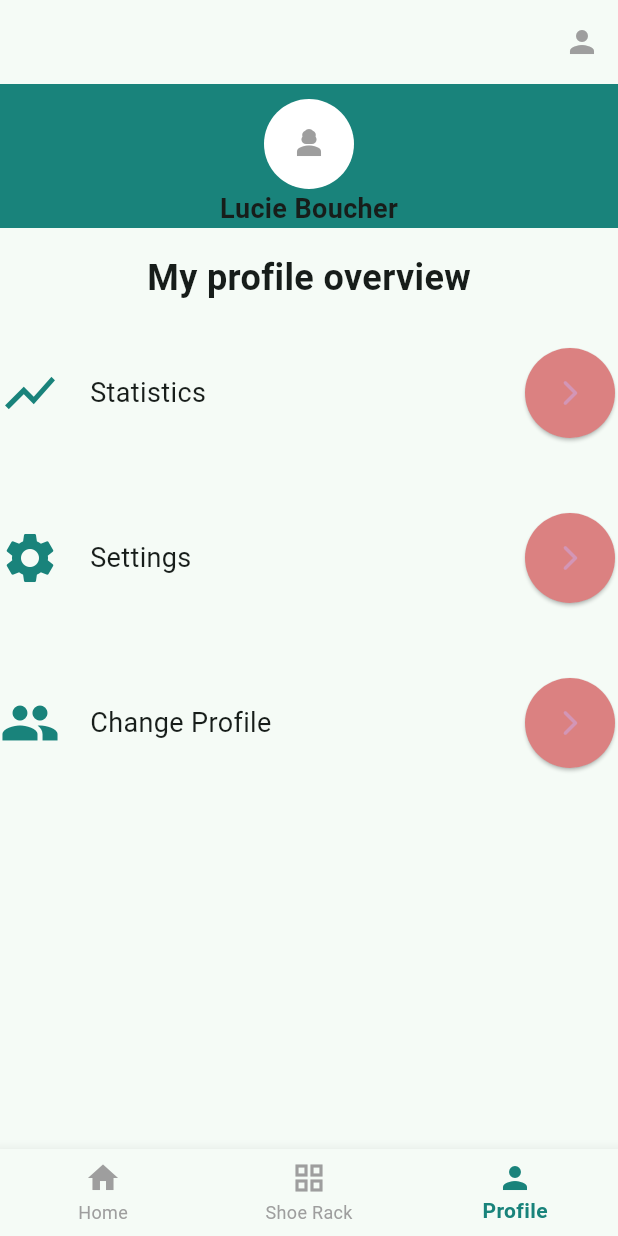
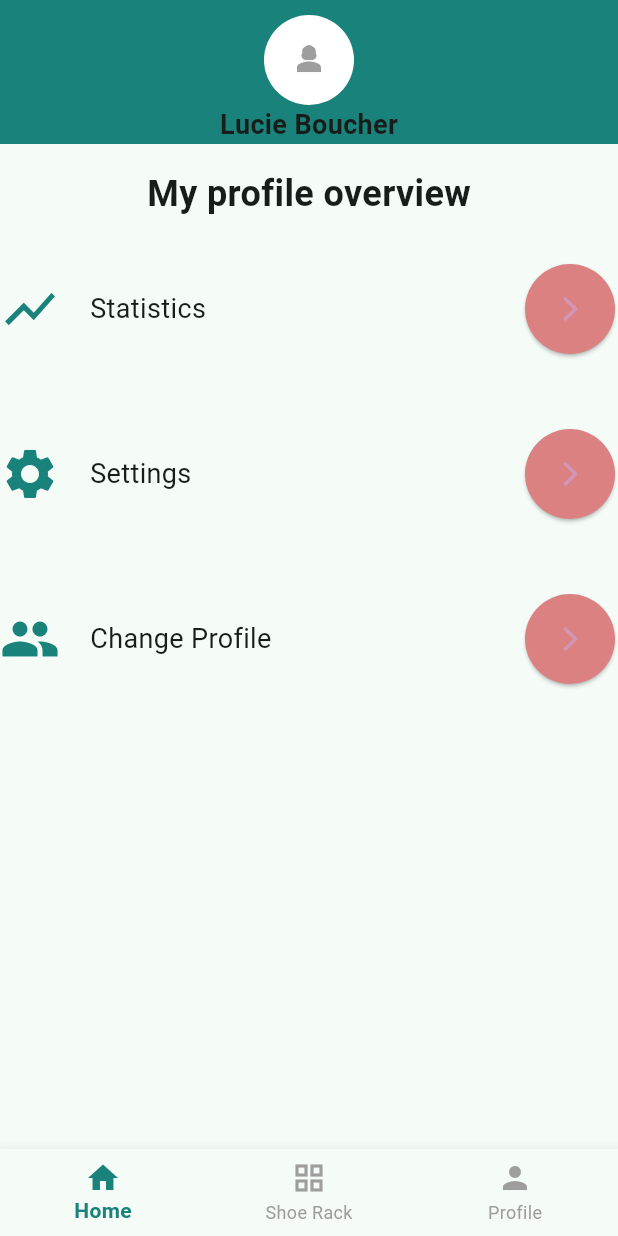
Before and after one commit to expensive-garbage/FCT-LOLU-smartshoeapp, a Flutter app: the screen it shows after launch, item 2 of the bottom bar chosen, after a tap on the "person" icon, on a phone screen of 412 x 824 dp. Run offline on Flutter 3.47's test engine with Material 2 defaults, Android fonts, the phone set to English and light mode, and no system bars; our stand-ins replace cloud_firestore, firebase_auth, firebase_core; accounts and stored records are empty.

Commit message:
Connection NavBar of Profile

```diff
--- a/lib/MyApp.dart
+++ b/lib/MyApp.dart
@@ -1,4 +1,6 @@
 import 'package:flutter/material.dart';
+import 'package:namer_app/ProfilePage.dart';
+import 'package:namer_app/ShoePage.dart';
 import 'package:provider/provider.dart';
 
 import 'MyHomePage.dart';
@@ -9,13 +11,20 @@ class MyApp extends StatelessWidget {
     return ChangeNotifierProvider(
       create: (context) => MyAppState(),
       child: MaterialApp(
-        title: 'Namer App',
+        title: 'Smart Shoe Rack',
         theme: ThemeData(
           useMaterial3: true,
           colorScheme: ColorScheme.fromSeed(
               seedColor: Color.fromARGB(255, 120, 214, 178)),
         ),
-        home: MyHomePage(),
+        //home: MyHomePage(),
+        initialRoute: '/',
+        routes: {
+          // When navigating to the "/" route, build the FirstScreen widget.
+          '/': (context) => MyHomePage(),
+          // When navigating to the "/second" route, build the SecondScreen widget.
+          '/profile': (context) => const ProfilePage(),
+        },
       ),
     );
   }
--- a/lib/MyHomePage.dart
+++ b/lib/MyHomePage.dart
@@ -15,13 +15,17 @@ import 'ProfilePage.dart';
 
 class MyHomePage extends StatefulWidget {
   @override
-  State<MyHomePage> createState() => MyHomePageState();
+  State<MyHomePage> createState() => _MyHomePageState();
 }
 
-class MyHomePageState extends State<MyHomePage> {
+class _MyHomePageState extends State<MyHomePage> {
   void updateState(int index) {
     setState(() {
-      _currentIndex = index;
+      if (index == 2) {
+        Navigator.pushNamed(context, '/profile');
+      } else {
+        _currentIndex = index;
+      }
     });
   }
 
--- a/lib/ProfilePage.dart
+++ b/lib/ProfilePage.dart
@@ -1,5 +1,6 @@
 import 'package:flutter/material.dart';
 import 'MyHomePage.dart';
+import 'MyApp.dart';
 
 class ProfilePage extends StatelessWidget {
   const ProfilePage({Key? key}) : super(key: key);
@@ -12,8 +13,16 @@ class ProfilePage extends StatelessWidget {
     );
   }
 
+  void updateState(int index, BuildContext context) {
+    if (index != 2) {
+      Navigator.pushNamed(context, '/');
+    }
+  }
+
   @override
   Widget build(BuildContext context) {
+    int _currentIndex = 0;
+
     return Scaffold(
       body: Column(
         children: [
@@ -22,8 +31,9 @@ class ProfilePage extends StatelessWidget {
             //height: MediaQuery.of(context).size.height*0.1,
             color: const Color.fromRGBO(25, 131, 123, 1),
             child: Center(
-            child:
-                Column(mainAxisAlignment: MainAxisAlignment.center, children: [
+              child: Column(
+                  mainAxisAlignment: MainAxisAlignment.center,
+                  children: [
                     const SizedBox(height: 10),
                     Container(
                       //width: MediaQuery.of(context).size.width,
@@ -40,7 +50,8 @@ class ProfilePage extends StatelessWidget {
 
                     //const SizedBox(height: 10),
                     const Text('Lucie Boucher',
-                  style: TextStyle(fontSize: 18, fontWeight: FontWeight.bold)),
+                        style: TextStyle(
+                            fontSize: 18, fontWeight: FontWeight.bold)),
                   ]),
             ),
           ),
@@ -51,7 +62,7 @@ class ProfilePage extends StatelessWidget {
           ),
           const SizedBox(height: 30),
           Row(
-          children:  [
+            children: [
               const Icon(
                 Icons.show_chart,
                 size: 40,
@@ -64,18 +75,17 @@ class ProfilePage extends StatelessWidget {
               ),
               const Expanded(child: SizedBox()),
               ElevatedButton(
-              onPressed: ()=> _navigateToStatistics(context) ,
-              style : ElevatedButton.styleFrom(
+                  onPressed: () => _navigateToStatistics(context),
+                  style: ElevatedButton.styleFrom(
                       shape: const CircleBorder(),
                       padding: const EdgeInsets.all(20),
-                backgroundColor: const Color.fromARGB(255, 219, 129, 129)
-              ),
+                      backgroundColor:
+                          const Color.fromARGB(255, 219, 129, 129)),
                   child: const Icon(
                     Icons.arrow_forward_ios_rounded,
-                size : 20,
+                    size: 20,
                     color: Color.fromRGBO(202, 171, 236, 0.498),
-              )
-              ),
+                  )),
             ],
           ),
           const SizedBox(height: 50),
@@ -93,15 +103,14 @@ class ProfilePage extends StatelessWidget {
               ),
               const Expanded(child: SizedBox()),
               ElevatedButton(
-              onPressed: ()=> _navigateToStatistics(context) ,
-              style : ElevatedButton.styleFrom(
+                onPressed: () => _navigateToStatistics(context),
+                style: ElevatedButton.styleFrom(
                     shape: const CircleBorder(),
                     padding: const EdgeInsets.all(20),
-                backgroundColor: const Color.fromARGB(255, 219, 129, 129)
-              ),
+                    backgroundColor: const Color.fromARGB(255, 219, 129, 129)),
                 child: const Icon(
                   Icons.arrow_forward_ios_rounded,
-                size : 20,
+                  size: 20,
                   color: Color.fromRGBO(202, 171, 236, 0.498),
                 ),
               ),
@@ -122,22 +131,46 @@ class ProfilePage extends StatelessWidget {
               ),
               const Expanded(child: SizedBox()),
               ElevatedButton(
-              onPressed: ()=> _navigateToStatistics(context) ,
-              style : ElevatedButton.styleFrom(
+                onPressed: () => _navigateToStatistics(context),
+                style: ElevatedButton.styleFrom(
                     shape: const CircleBorder(),
                     padding: const EdgeInsets.all(20),
-                backgroundColor: const Color.fromARGB(255, 219, 129, 129)
-              ),
+                    backgroundColor: const Color.fromARGB(255, 219, 129, 129)),
                 child: const Icon(
                   Icons.arrow_forward_ios_rounded,
-                size : 20,
+                  size: 20,
                   color: Color.fromRGBO(202, 171, 236, 0.498),
-
                 ),
               ),
             ],
           ),
         ],
-    ));
+      ),
+      bottomNavigationBar: BottomNavigationBar(
+        currentIndex: _currentIndex,
+        onTap: (int index) {
+          // Appeler deux fonctions ici
+          updateState(index, context);
+        },
+        selectedItemColor: const Color.fromRGBO(25, 131, 123, 1),
+        unselectedItemColor: Colors.grey,
+        selectedLabelStyle: const TextStyle(fontWeight: FontWeight.bold),
+        unselectedLabelStyle: const TextStyle(fontWeight: FontWeight.normal),
+        items: const [
+          BottomNavigationBarItem(
+            icon: Icon(Icons.home),
+            label: 'Home',
+          ),
+          BottomNavigationBarItem(
+            icon: Icon(Icons.grid_view),
+            label: 'Shoe Rack',
+          ),
+          BottomNavigationBarItem(
+            icon: Icon(Icons.person),
+            label: 'Profile',
+          )
+        ],
+      ),
+    );
   }
 }
--- a/lib/main.dart
+++ b/lib/main.dart
@@ -1,5 +1,6 @@
 import 'package:flutter/material.dart';
 import 'package:firebase_core/firebase_core.dart';
+import 'package:firebase_auth/firebase_auth.dart';
 
 import 'MyApp.dart';
 import 'firebase_options.dart';
@@ -7,5 +8,6 @@ import 'firebase_options.dart';
 void main() async {
   WidgetsFlutterBinding.ensureInitialized();
   await Firebase.initializeApp(options: DefaultFirebaseOptions.currentPlatform);
+  //await FirebaseAuth.instance.useAuthEmulator('localhost', 9099);
   runApp(MyApp());
 }
--- a/pubspec.yaml
+++ b/pubspec.yaml
@@ -17,6 +17,7 @@ dependencies:
 
   firebase_core: ^2.10.0
   cloud_firestore: ^4.5.2
+  firebase_auth: ^4.4.2
 
 
 dev_dependencies:
```
Lines whose indentation alone changed are shown as unchanged.
